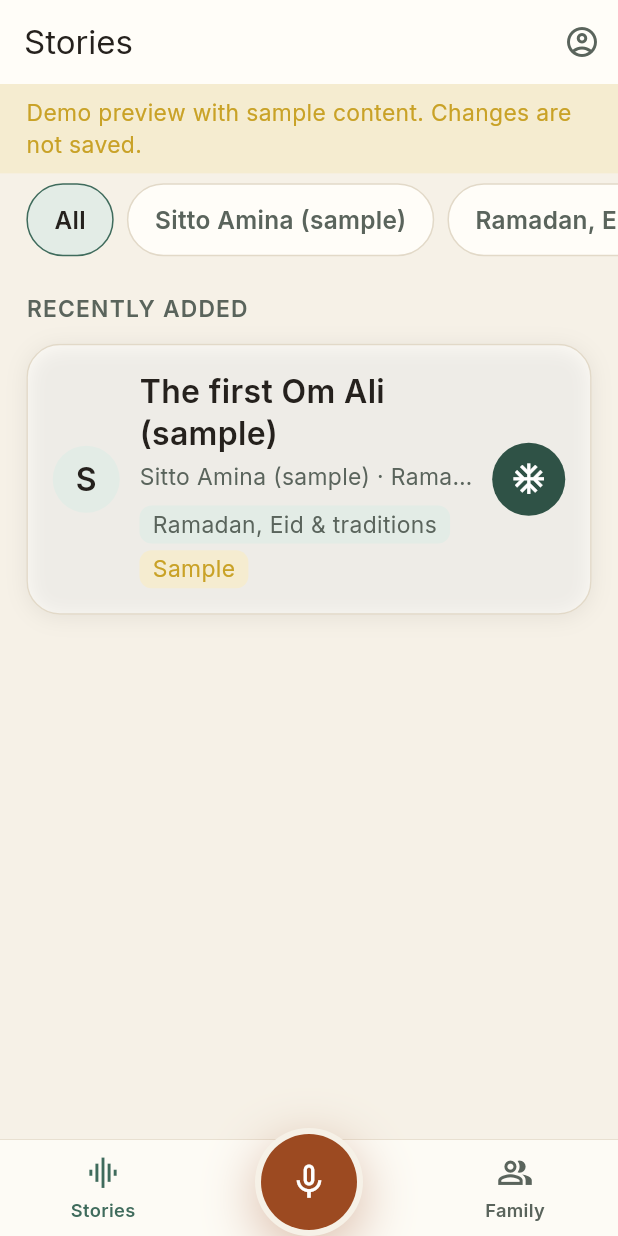
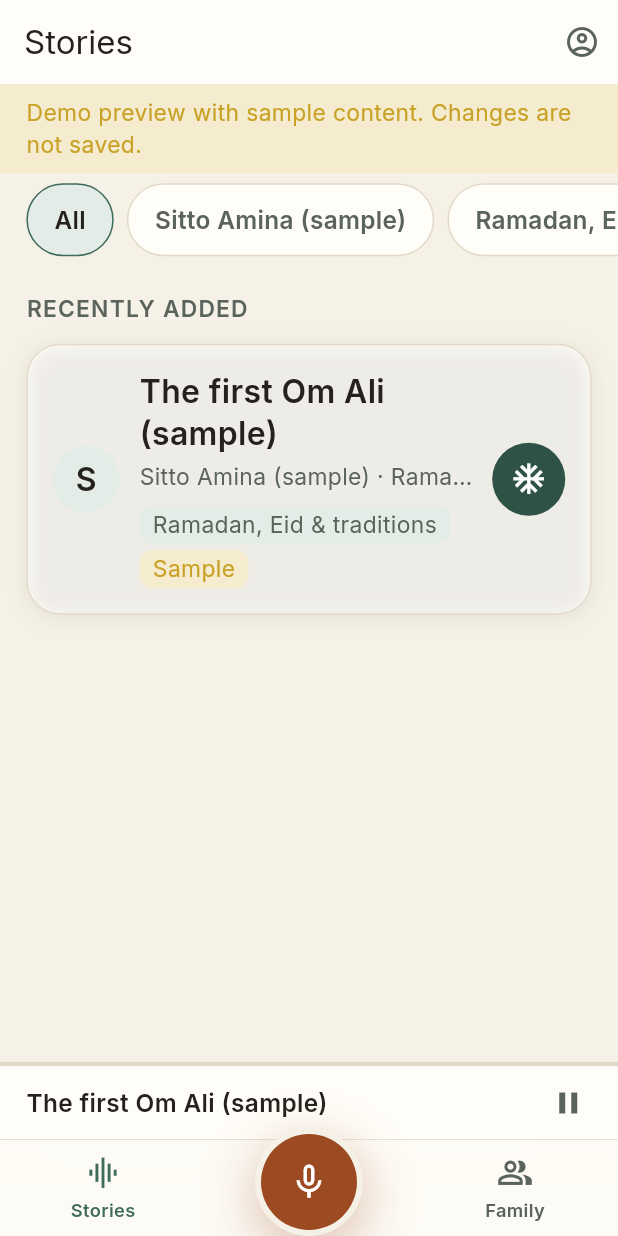
Before and after one commit to 3shmawi/hekayetna, a Flutter app: the screen it shows after launch, after a tap on "Skip", after a tap on the "ac unit" icon, on a phone screen of 412 x 824 dp. Run offline on Flutter 3.47's test engine with Material 3 defaults, Android fonts, the phone set to English and light mode, and no system bars; our stand-ins replace connectivity_plus, flutter_riverpod, flutter_screenutil, go_router, image_picker, in_app_review and 4 more; missing offline and left inert: flutter_foreground_task, posthog_flutter, record; accounts and stored records are empty; generated files the repository leaves out were written again.

Commit message:
feat(stories): mini player above the tab bar (spec 03 AC-8)

```diff
--- a/lib/core/router/app_router.dart
+++ b/lib/core/router/app_router.dart
@@ -1,3 +1,5 @@
+import 'dart:async';
+
 import 'package:family_stories/core/analytics/analytics.dart';
 import 'package:family_stories/core/monitoring/monitoring.dart';
 import 'package:family_stories/core/router/app_redirect.dart';
@@ -12,10 +14,13 @@ import 'package:family_stories/features/onboarding/presentation/onboarding_page.
 import 'package:family_stories/features/recording/presentation/preview_screen.dart';
 import 'package:family_stories/features/recording/presentation/record_screen.dart';
 import 'package:family_stories/features/settings/presentation/settings_page.dart';
+import 'package:family_stories/features/stories/player/audio_player_controller.dart';
+import 'package:family_stories/features/stories/presentation/mini_player.dart';
 import 'package:family_stories/features/stories/presentation/story_feed_page.dart';
 import 'package:family_stories/features/stories/presentation/story_page.dart';
 import 'package:family_stories/features/stories/presentation/story_screens.dart';
 import 'package:flutter/material.dart';
+import 'package:flutter_riverpod/flutter_riverpod.dart';
 import 'package:go_router/go_router.dart';
 
 /// Root navigator, used to show app-wide dialogs (e.g. the update sheet).
@@ -45,7 +50,8 @@ final appRouter = GoRouter(
       redirect: (context, state) => AppRoutes.stories,
     ),
     StatefulShellRoute.indexedStack(
-      builder: (context, state, shell) => HomeShell(shell: shell),
+      builder: (context, state, shell) =>
+          HomeShell(shell: shell, location: state.uri.path),
       branches: [
         StatefulShellBranch(
           routes: [
@@ -136,22 +142,44 @@ final appRouter = GoRouter(
   errorBuilder: (context, state) => const NotFoundPage(),
 );
 
-/// The three main tabs: stories, record, family.
-class HomeShell extends StatelessWidget {
-  const HomeShell({required this.shell, super.key});
+/// The three main tabs: stories, record, family. A mini player sits above
+/// the tab bar while a story plays and its page is not the one on screen.
+class HomeShell extends ConsumerWidget {
+  const HomeShell({required this.shell, this.location = '', super.key});
 
   final StatefulNavigationShell shell;
 
+  /// The current route path, to know whether the playing story is open.
+  final String location;
+
   @override
-  Widget build(BuildContext context) {
+  Widget build(BuildContext context, WidgetRef ref) {
+    final player = ref.watch(audioPlayerControllerProvider);
+    final storyId = player.storyId;
+    final showMini = shouldShowMiniPlayer(storyId: storyId, location: location);
     return Scaffold(
       body: shell,
       // AppTabBar (design foundation): frosted bar, raised terracotta
       // record circle. Tapping the current tab pops to its root.
-      bottomNavigationBar: AppTabBar(
-        currentIndex: shell.currentIndex,
-        onTap: (i) =>
-            shell.goBranch(i, initialLocation: i == shell.currentIndex),
+      bottomNavigationBar: Column(
+        mainAxisSize: MainAxisSize.min,
+        children: [
+          if (showMini && storyId != null)
+            MiniPlayer(
+              title: player.title ?? '',
+              isPlaying: player.isPlaying,
+              progress: player.progress,
+              onToggle: () => unawaited(
+                ref.read(audioPlayerControllerProvider.notifier).toggle(),
+              ),
+              onOpen: () => context.go(AppRoutes.storyDetail(storyId)),
+            ),
+          AppTabBar(
+            currentIndex: shell.currentIndex,
+            onTap: (i) =>
+                shell.goBranch(i, initialLocation: i == shell.currentIndex),
+          ),
+        ],
       ),
     );
   }
--- /dev/null
+++ b/lib/features/stories/presentation/mini_player.dart
@@ -0,0 +1,86 @@
+import 'package:family_stories/core/adaptive/adaptive.dart';
+import 'package:family_stories/core/router/app_routes.dart';
+import 'package:family_stories/core/theme/app_dimens.dart';
+import 'package:family_stories/core/theme/app_text_styles.dart';
+import 'package:family_stories/l10n/l10n.dart';
+import 'package:flutter/material.dart';
+
+/// The bar shows while a story is loaded and its own page is not open.
+bool shouldShowMiniPlayer({
+  required String? storyId,
+  required String location,
+}) => storyId != null && location != AppRoutes.storyDetail(storyId);
+
+/// A compact bar above the tab bar while a story plays and its page is not
+/// open: title, play/pause and progress. Tapping it returns to the story.
+class MiniPlayer extends StatelessWidget {
+  const MiniPlayer({
+    required this.title,
+    required this.isPlaying,
+    required this.progress,
+    required this.onToggle,
+    required this.onOpen,
+    super.key,
+  });
+
+  final String title;
+  final bool isPlaying;
+
+  /// 0 to 1.
+  final double progress;
+  final VoidCallback onToggle;
+  final VoidCallback onOpen;
+
+  @override
+  Widget build(BuildContext context) {
+    final scheme = Theme.of(context).colorScheme;
+    final s = context.l10n;
+    return Material(
+      color: scheme.surface,
+      child: InkWell(
+        onTap: onOpen,
+        child: Column(
+          mainAxisSize: MainAxisSize.min,
+          children: [
+            LinearProgressIndicator(
+              value: progress,
+              minHeight: 3,
+              backgroundColor: scheme.outlineVariant,
+            ),
+            Padding(
+              padding: EdgeInsetsDirectional.only(
+                start: AppDimens.lg,
+                end: AppDimens.sm,
+              ),
+              child: Row(
+                children: [
+                  Expanded(
+                    child: Text(
+                      title,
+                      maxLines: 1,
+                      overflow: TextOverflow.ellipsis,
+                      style: AppTextStyles.label,
+                    ),
+                  ),
+                  IconButton(
+                    tooltip: isPlaying ? s.storyPause : s.storyPlay,
+                    constraints: BoxConstraints.tightFor(
+                      width: AppDimens.targetMin,
+                      height: AppDimens.targetMin,
+                    ),
+                    onPressed: onToggle,
+                    icon: Icon(
+                      isPlaying
+                          ? AdaptiveIcons.pause(context)
+                          : AdaptiveIcons.play(context),
+                    ),
+                  ),
+                ],
+              ),
+            ),
+          ],
+        ),
+      ),
+    );
+  }
+}
```
Also changed, not shown: 1 other file.
